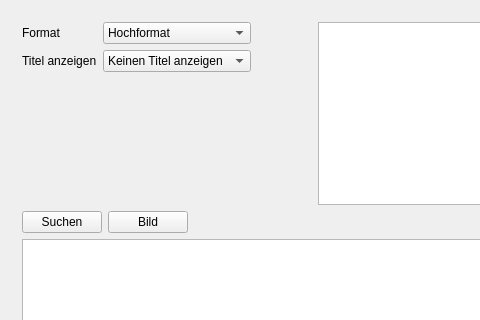
Qt form mainwindow.ui (KoalaBR/spotlight) before a commit; both pictures show x 0 to 480 and y 0 to 320 of the 581 by 445 pixel window.
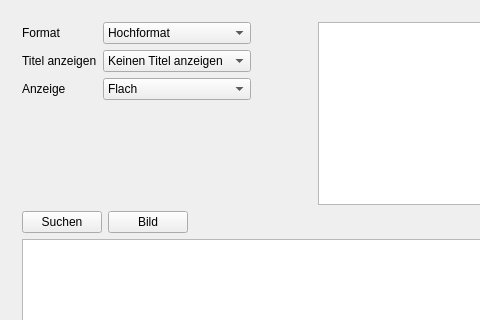
The same form after that commit.

Commit message: Added display mode grouped by tags.

```diff
--- a/mainwindow.ui
+++ b/mainwindow.ui
@@ -26,7 +26,7 @@
          <layout class="QHBoxLayout" name="horizontalLayout_4">
           <item>
            <layout class="QGridLayout" name="gridLayout_2">
-            <item row="2" column="0">
+            <item row="3" column="0">
              <spacer name="verticalSpacer">
               <property name="orientation">
                <enum>Qt::Vertical</enum>
@@ -86,6 +86,27 @@
               </property>
              </widget>
             </item>
+            <item row="2" column="1">
+             <widget class="QComboBox" name="cmbDisplay">
+              <item>
+               <property name="text">
+                <string>Flach</string>
+               </property>
+              </item>
+              <item>
+               <property name="text">
+                <string>In Ordnern nach Tags</string>
+               </property>
+              </item>
+             </widget>
+            </item>
+            <item row="2" column="0">
+             <widget class="QLabel" name="label_2">
+              <property name="text">
+               <string>Anzeige</string>
+              </property>
+             </widget>
+            </item>
            </layout>
           </item>
           <item>
```
The commit also changes 17 other files.
